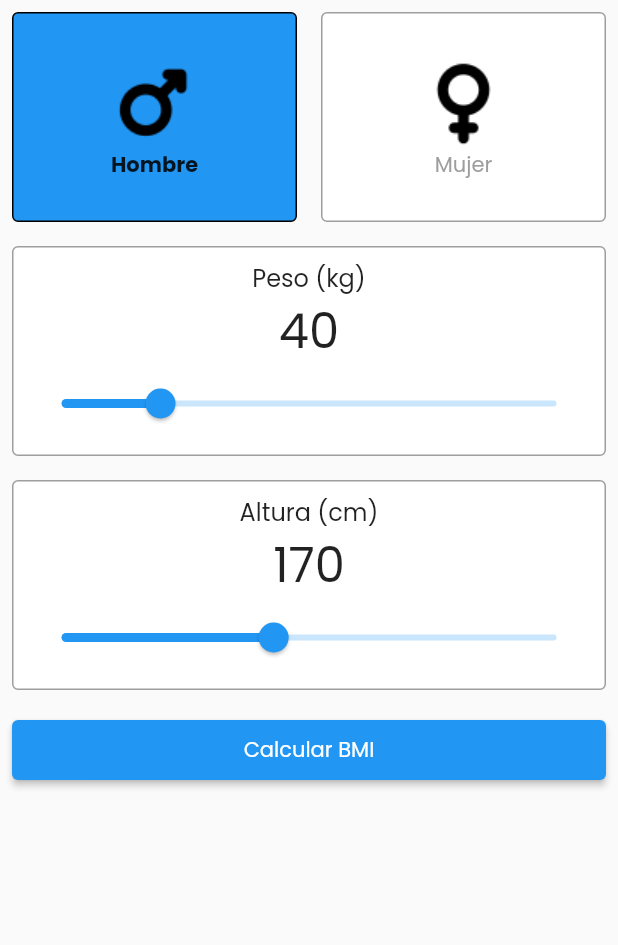
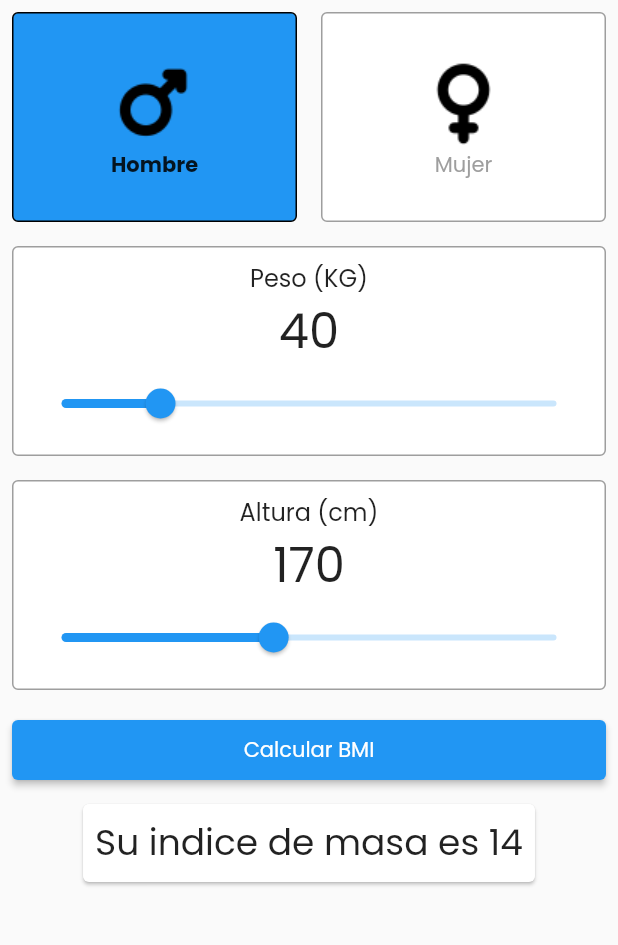
Before and after one commit to paulocrr/codigo4_bmi, a Flutter app: the screen it shows after launch, after a tap on "Calcular BMI", on a phone screen of 412 x 824 dp, the part 84-1029 px from its top. Run offline on Flutter 3.47's test engine with Material 2 defaults, Android fonts, the phone set to English and light mode, and no system bars.

Commit message:
funcionalidad al 100 porciento

```diff
--- a/lib/main.dart
+++ b/lib/main.dart
@@ -12,6 +12,7 @@ class MyApp extends StatelessWidget {
   Widget build(BuildContext context) {
     return MaterialApp(
       title: 'Calculadora BMI',
+      debugShowCheckedModeBanner: false,
       theme: ThemeData(
         primarySwatch: Colors.blue,
         fontFamily: "Poppins",
--- a/lib/my_home_page.dart
+++ b/lib/my_home_page.dart
@@ -1,9 +1,25 @@
+import 'dart:math';
+
 import 'package:codigo4_bmi/widgets/selector_card.dart';
 import 'package:codigo4_bmi/widgets/slider_card.dart';
 import 'package:flutter/material.dart';
 
-class MyHomePage extends StatelessWidget {
+class MyHomePage extends StatefulWidget {
   const MyHomePage({super.key});
+
+  @override
+  State<MyHomePage> createState() => _MyHomePageState();
+}
+
+class _MyHomePageState extends State<MyHomePage> {
+  var weight = 40.0;
+  var height = 170.0;
+  var result = 0.0;
+  var showResult = false;
+
+  double calculateBmi(double weight, double height) {
+    return weight / pow((height / 100), 2);
+  }
 
   @override
   Widget build(BuildContext context) {
@@ -19,17 +35,23 @@ class MyHomePage extends StatelessWidget {
       body: Column(
         children: [
           const SelectorCard(),
-          const SliderCard(
-            title: 'Peso (kg)',
+          SliderCard(
+            title: 'Peso (KG)',
             min: 20,
             max: 120,
-            initialValue: 40,
+            initialValue: weight,
+            onChange: (val) {
+              weight = val;
+            },
           ),
-          const SliderCard(
+          SliderCard(
             title: 'Altura (cm)',
             min: 140,
             max: 210,
-            initialValue: 170,
+            initialValue: height,
+            onChange: (val) {
+              height = val;
+            },
           ),
           Padding(
             padding: const EdgeInsets.all(8.0),
@@ -38,9 +60,24 @@ class MyHomePage extends StatelessWidget {
                 minimumSize: const Size.fromHeight(40),
               ),
               onPressed: () {
-                print("Calcular BMI");
+                setState(() {
+                  result = calculateBmi(weight, height);
+                  showResult = true;
+                });
               },
               child: const Text("Calcular BMI"),
+            ),
+          ),
+          Visibility(
+            visible: showResult,
+            child: Card(
+              child: Padding(
+                padding: const EdgeInsets.all(8.0),
+                child: Text(
+                  "Su indice de masa es ${result.round()}",
+                  style: const TextStyle(fontSize: 24),
+                ),
+              ),
             ),
           ),
         ],
--- /dev/null
+++ b/lib/widgets/image_card.dart
@@ -0,0 +1,43 @@
+import 'package:codigo4_bmi/widgets/custom_card.dart';
+import 'package:flutter/material.dart';
+
+class ImageCard extends StatelessWidget {
+  final bool isSelected;
+  final String image;
+  final String text;
+  final VoidCallback? onPressed;
+
+  const ImageCard({
+    super.key,
+    required this.image,
+    required this.text,
+    this.onPressed,
+    this.isSelected = false,
+  });
+
+  @override
+  Widget build(BuildContext context) {
+    return GestureDetector(
+      onTap: onPressed,
+      child: CustomCard(
+        backgroundColor: isSelected ? Colors.blue : Colors.white,
+        borderColor: isSelected ? Colors.black : Colors.grey,
+        child: Column(
+          mainAxisAlignment: MainAxisAlignment.center,
+          children: [
+            Image.asset(image),
+            Text(
+              text,
+              style: isSelected
+                  ? const TextStyle(fontWeight: FontWeight.bold)
+                  : const TextStyle(
+                      fontWeight: FontWeight.normal,
+                      color: Colors.grey,
+                    ),
+            ),
+          ],
+        ),
+      ),
+    );
+  }
+}
--- a/lib/widgets/selector_card.dart
+++ b/lib/widgets/selector_card.dart
@@ -1,4 +1,5 @@
 import 'package:codigo4_bmi/widgets/custom_card.dart';
+import 'package:codigo4_bmi/widgets/image_card.dart';
 import 'package:flutter/material.dart';
 
 class SelectorCard extends StatefulWidget {
@@ -16,60 +17,27 @@ class _SelectorCardState extends State<SelectorCard> {
     return Row(
       children: [
         Expanded(
-          child: GestureDetector(
-            onTap: () {
+          child: ImageCard(
+            image: 'images/male.png',
+            text: "Hombre",
+            isSelected: _isSelected,
+            onPressed: () {
               setState(() {
                 _isSelected = true;
               });
             },
-            child: CustomCard(
-              backgroundColor: _isSelected ? Colors.blue : Colors.white,
-              borderColor: _isSelected ? Colors.black : Colors.grey,
-              child: Column(
-                mainAxisAlignment: MainAxisAlignment.center,
-                children: [
-                  Image.asset("images/male.png"),
-                  Text(
-                    "Hombre",
-                    style: _isSelected
-                        ? const TextStyle(fontWeight: FontWeight.bold)
-                        : const TextStyle(
-                            fontWeight: FontWeight.normal,
-                            color: Colors.grey,
-                          ),
-                  ),
-                ],
-              ),
-            ),
           ),
         ),
         Expanded(
-          child: GestureDetector(
-            onTap: () {
-              setState(() {
-                _isSelected = false;
-              });
-            },
-            child: CustomCard(
-              backgroundColor: !_isSelected ? Colors.blue : Colors.white,
-              borderColor: !_isSelected ? Colors.black : Colors.grey,
-              child: Column(
-                mainAxisAlignment: MainAxisAlignment.center,
-                children: [
-                  Image.asset("images/female.png"),
-                  Text(
-                    "Mujer",
-                    style: !_isSelected
-                        ? const TextStyle(fontWeight: FontWeight.bold)
-                        : const TextStyle(
-                            fontWeight: FontWeight.normal,
-                            color: Colors.grey,
-                          ),
-                  ),
-                ],
-              ),
-            ),
-          ),
+          child: ImageCard(
+              image: 'images/female.png',
+              text: "Mujer",
+              isSelected: !_isSelected,
+              onPressed: () {
+                setState(() {
+                  _isSelected = false;
+                });
+              }),
         ),
       ],
     );
--- a/lib/widgets/slider_card.dart
+++ b/lib/widgets/slider_card.dart
@@ -6,6 +6,7 @@ class SliderCard extends StatefulWidget {
   final double min;
   final double max;
   final double initialValue;
+  final Function(double val)? onChange;
 
   const SliderCard({
     super.key,
@@ -13,6 +14,7 @@ class SliderCard extends StatefulWidget {
     required this.min,
     required this.max,
     required this.initialValue,
+    this.onChange,
   });
 
   @override
@@ -52,6 +54,10 @@ class _SliderCardState extends State<SliderCard> {
                 setState(() {
                   currentValue = value;
                 });
+
+                if (widget.onChange != null) {
+                  widget.onChange!(currentValue);
+                }
               },
             ),
           ],
```
